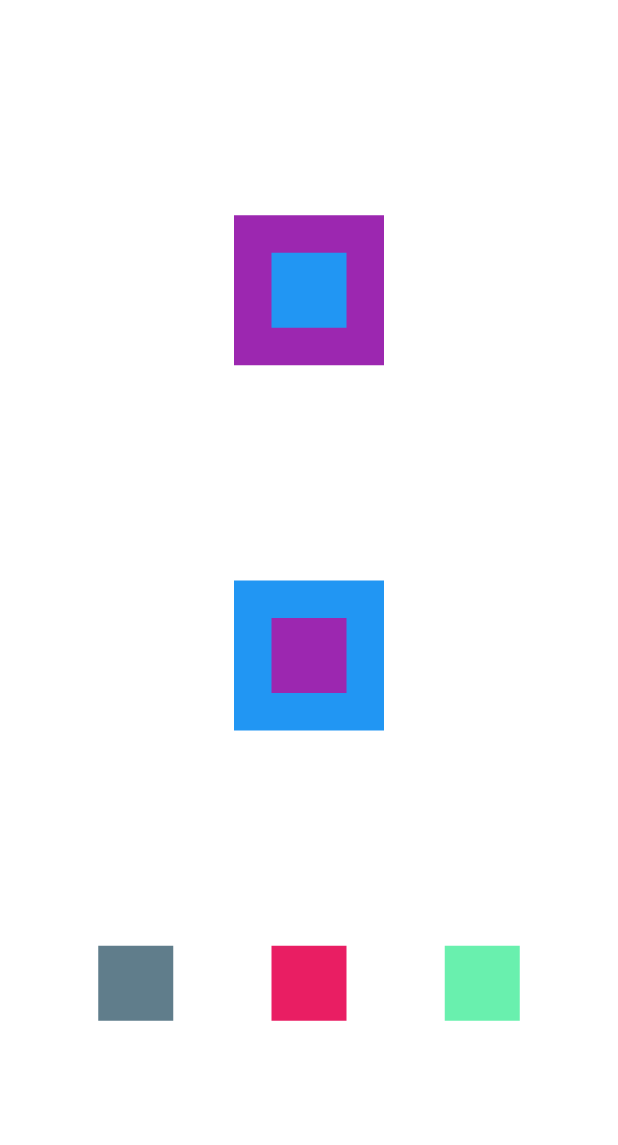
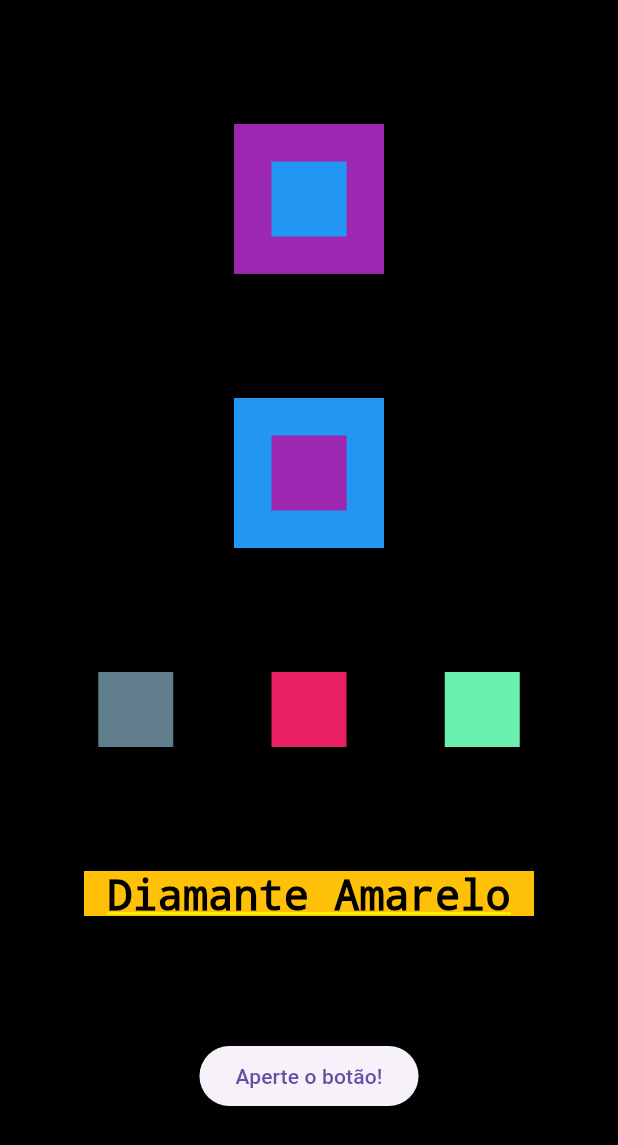
Before and after one commit to letpwk/my_app, a Flutter app: the screen it shows after launch, on a phone screen of 412 x 824 dp. Shown: the top 1145 px of the screen. Run offline on Flutter 3.47's test engine with Material 3 defaults, Android fonts, the phone set to English and light mode, and no system bars.

```diff
--- a/lib/main.dart
+++ b/lib/main.dart
@@ -15,7 +15,9 @@ class MeuApp extends StatelessWidget {
       theme: ThemeData(
         primarySwatch: Colors.purple,
       ),
-      home: Column(
+      home: Container(
+        color: Colors.black,
+        child: Column(
         mainAxisAlignment: MainAxisAlignment.spaceEvenly,
         crossAxisAlignment: CrossAxisAlignment.center,
         children: [
@@ -57,9 +59,26 @@ class MeuApp extends StatelessWidget {
               Container(color: Colors.pink, height: 50, width: 50,),
               Container(color: Colors.greenAccent, height: 50, width: 50,),
             ],
-          )
+          ),
+          Container(color: Colors.amber, height: 30, width: 300,
+          child: Text('Diamante Amarelo',
+          style: TextStyle(
+            color: Colors.black,
+            fontSize: 28
+            ),
+            textAlign: TextAlign.center,
+            ),
+          ),
+          ElevatedButton(
+            onPressed: (){
+              print('Você apertou o botão');
+          },
+          child: Text('Aperte o botão!'))
         ],
       )
+
+      )
+
     );
   }
 }
```
